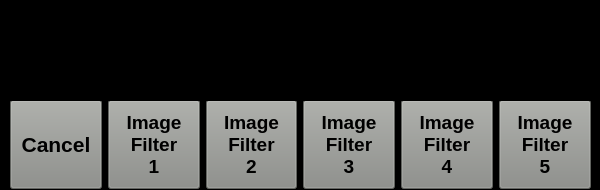
First picture: the form in Proj/code/LS/LSApp/imgfiltwindow.ui, repository ElectroQuanta/MDO, before the edit.
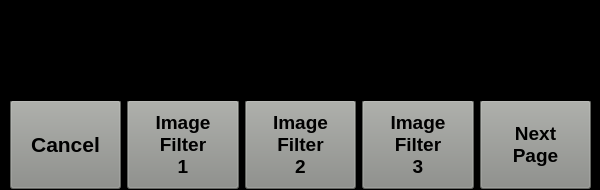
Second picture: the form after the edit. The open tabs and pages were chosen to show the change. Icons and pictures are not drawn.

```diff
--- a/Proj/code/LS/LSApp/imgfiltwindow.ui
+++ b/Proj/code/LS/LSApp/imgfiltwindow.ui
@@ -248,57 +248,6 @@
         </property>
        </widget>
       </item>
-      <item>
-       <widget class="QPushButton" name="pb_img_filt_4">
-        <property name="sizePolicy">
-         <sizepolicy hsizetype="Minimum" vsizetype="MinimumExpanding">
-          <horstretch>0</horstretch>
-          <verstretch>0</verstretch>
-         </sizepolicy>
-        </property>
-        <property name="minimumSize">
-         <size>
-          <width>0</width>
-          <height>0</height>
-         </size>
-        </property>
-        <property name="font">
-         <font>
-          <pointsize>14</pointsize>
-          <bold>true</bold>
-         </font>
-        </property>
-        <property name="toolTip">
-         <string/>
-        </property>
-        <property name="layoutDirection">
-         <enum>Qt::LeftToRight</enum>
-        </property>
-        <property name="styleSheet">
-         <string notr="true">color: rgb(0, 0, 0);
-background-color: rgb(136, 138, 133);
-text-align: center center
-/*border: 1px solid rgb(193, 125, 17) */
-/*border-color: rgb(193, 125, 17);
-border-radius: 5px
-*/</string>
-        </property>
-        <property name="text">
-         <string>Image
-Filter
-4</string>
-        </property>
-        <property name="iconSize">
-         <size>
-          <width>40</width>
-          <height>40</height>
-         </size>
-        </property>
-        <property name="default">
-         <bool>false</bool>
-        </property>
-       </widget>
-      </item>
       <item>
        <widget class="QPushButton" name="pb_img_filt_5">
         <property name="sizePolicy">
@@ -335,9 +284,8 @@
 */</string>
         </property>
         <property name="text">
-         <string>Image
-Filter
-5</string>
+         <string>Next
+Page</string>
         </property>
         <property name="iconSize">
          <size>
```
Left out of the diff: 225 changed lines with no effect on the pictures.
